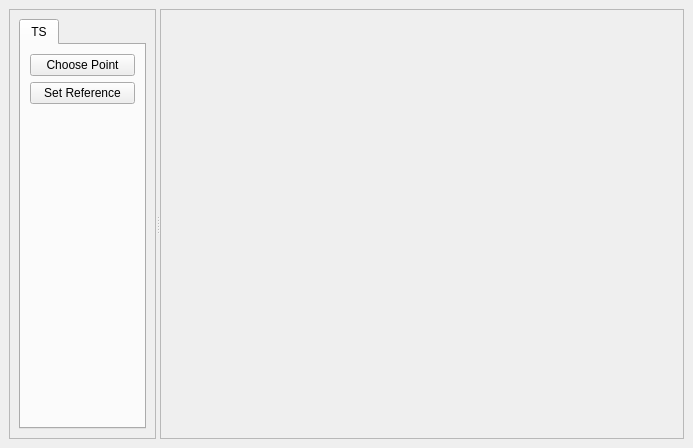
First picture: the form in insar_explorer_dockwidget_base.ui, repository luhipi/insar-explorer, before the edit.
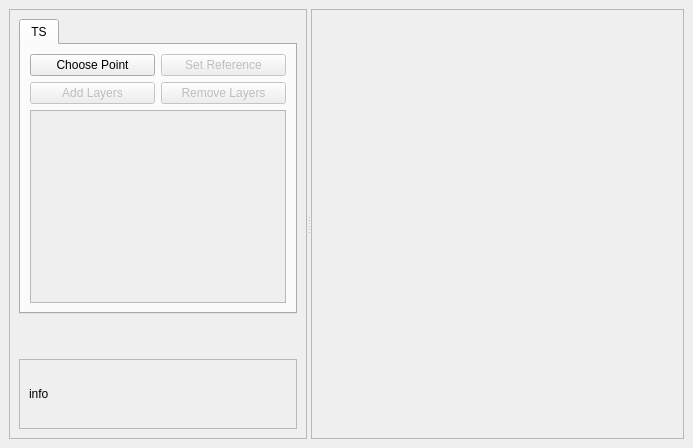
Second picture: the form after the edit.

What changed in the file:
```diff
--- a/insar_explorer_dockwidget_base.ui
+++ b/insar_explorer_dockwidget_base.ui
@@ -59,7 +59,7 @@
             <rect>
              <x>0</x>
              <y>0</y>
-             <width>170</width>
+             <width>314</width>
              <height>400</height>
             </rect>
            </property>
@@ -79,31 +79,100 @@
                <attribute name="title">
                 <string>TS</string>
                </attribute>
-               <layout class="QGridLayout" name="gridLayout_2">
-                <item row="2" column="0">
-                 <spacer name="verticalSpacer">
-                  <property name="orientation">
-                   <enum>Qt::Vertical</enum>
+               <layout class="QVBoxLayout" name="verticalLayout_5">
+                <item>
+                 <layout class="QGridLayout" name="gridLayout_3">
+                  <item row="1" column="0">
+                   <widget class="QPushButton" name="pb_add_layers">
+                    <property name="enabled">
+                     <bool>false</bool>
+                    </property>
+                    <property name="text">
+                     <string>Add Layers</string>
+                    </property>
+                   </widget>
+                  </item>
+                  <item row="0" column="0">
+                   <widget class="QPushButton" name="pb_choose_point">
+                    <property name="text">
+                     <string>Choose Point</string>
+                    </property>
+                   </widget>
+                  </item>
+                  <item row="0" column="1">
+                   <widget class="QPushButton" name="pb_set_reference">
+                    <property name="enabled">
+                     <bool>false</bool>
+                    </property>
+                    <property name="text">
+                     <string>Set Reference</string>
+                    </property>
+                   </widget>
+                  </item>
+                  <item row="1" column="1">
+                   <widget class="QPushButton" name="pb_remove_layers">
+                    <property name="enabled">
+                     <bool>false</bool>
+                    </property>
+                    <property name="text">
+                     <string>Remove Layers</string>
+                    </property>
+                   </widget>
+                  </item>
+                 </layout>
+                </item>
+                <item>
+                 <widget class="QListWidget" name="lw_layers">
+                  <property name="enabled">
+                   <bool>false</bool>
                   </property>
-                  <property name="sizeHint" stdset="0">
+                  <property name="minimumSize">
                    <size>
-                    <width>20</width>
-                    <height>40</height>
+                    <width>0</width>
+                    <height>20</height>
                    </size>
                   </property>
-                 </spacer>
-                </item>
-                <item row="0" column="0">
-                 <widget class="QPushButton" name="pb_choose_point">
-                  <property name="text">
-                   <string>Choose Point</string>
+                  <property name="selectionMode">
+                   <enum>QAbstractItemView::MultiSelection</enum>
                   </property>
                  </widget>
                 </item>
-                <item row="1" column="0">
-                 <widget class="QPushButton" name="pb_set_reference">
+               </layout>
+              </widget>
+             </widget>
+            </item>
+            <item>
+             <spacer name="verticalSpacer">
+              <property name="orientation">
+               <enum>Qt::Vertical</enum>
+              </property>
+              <property name="sizeHint" stdset="0">
+               <size>
+                <width>20</width>
+                <height>40</height>
+               </size>
+              </property>
+             </spacer>
+            </item>
+            <item>
+             <widget class="QScrollArea" name="scrollArea_2">
+              <property name="widgetResizable">
+               <bool>true</bool>
+              </property>
+              <widget class="QWidget" name="scrollAreaWidgetContents_3">
+               <property name="geometry">
+                <rect>
+                 <x>0</x>
+                 <y>0</y>
+                 <width>288</width>
+                 <height>72</height>
+                </rect>
+               </property>
+               <layout class="QVBoxLayout" name="verticalLayout_6">
+                <item>
+                 <widget class="QLabel" name="label_message">
                   <property name="text">
-                   <string>Set Reference</string>
+                   <string>info</string>
                   </property>
                  </widget>
                 </item>
```
